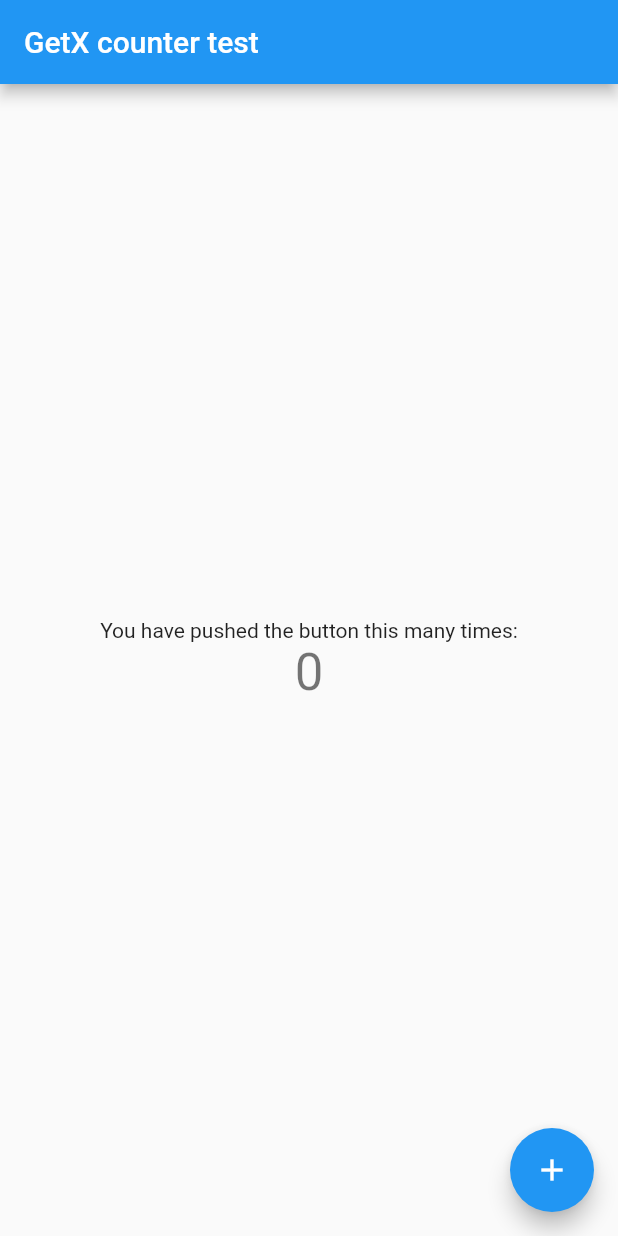
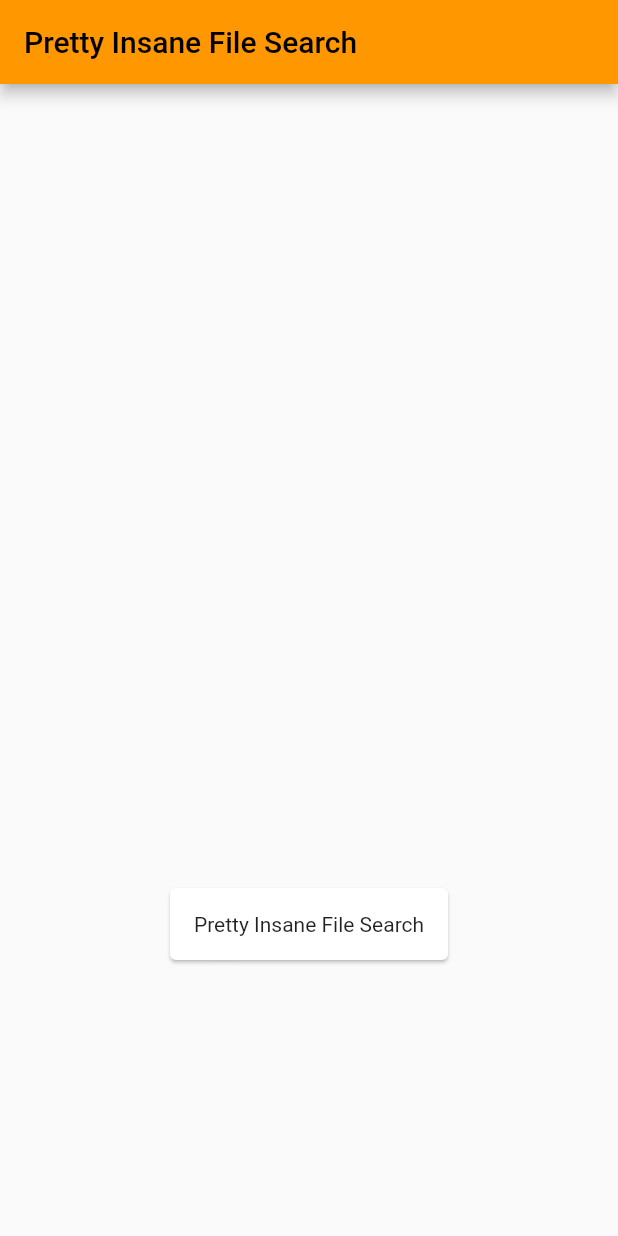
Before and after one commit to untitled-pit-group/spaniel, a Flutter app: the screen it shows after launch, on a phone screen of 412 x 824 dp. Run offline on Flutter 3.47's test engine with Material 2 defaults, Android fonts, the phone set to English and light mode, and no system bars; our stand-ins replace get.

Commit message:
chore: added various flavors of boilerplate

```diff
--- /dev/null
+++ b/lib/l10n/l10n.dart
@@ -0,0 +1,34 @@
+import 'package:get/get.dart';
+
+// Example for parameters
+/*
+Map<String, Map<String, String>> get keys => {
+    'en_US': {
+        'logged_in': 'logged in as @name with email @email',
+    },
+    'es_ES': {
+       'logged_in': 'iniciado sesión como @name con e-mail @email',
+    }
+};
+
+Text('logged_in'.trParams({
+  'name': 'Jhon',
+  'email': 'jhon@example.com'
+  }));
+*/
+
+/// The GetX localizations package is pretty shit, but should be sufficient
+/// for our needs. Maybe someone has made a codegen solution so do you don't have
+/// to hardcode the keys.
+class PifsLocalization extends Translations {
+  @override
+  Map<String, Map<String, String>> get keys => {
+    'lv_LV': {
+      'home_title': 'Diezgan neprātīga failu meklēšana',
+    },
+    'en_US': {
+      'app_title': 'Pretty Insane File Search',
+      'home_title': 'Pretty Insane File Search',
+    },
+  };
+}
--- a/lib/main.dart
+++ b/lib/main.dart
@@ -1,5 +1,7 @@
 import 'package:flutter/material.dart';
 import 'package:get/get.dart';
+import 'package:spaniel/l10n/l10n.dart';
+import 'package:spaniel/spaniel/screens/home.dart';
 
 void main() {
   runApp(const SpanielApp());
@@ -12,54 +14,13 @@
   @override
   Widget build(BuildContext context) {
     return GetMaterialApp(
-      title: 'Spaniel',
+      title: "app_title".tr,
       theme: ThemeData(
-        primarySwatch: Colors.blue,
+        primarySwatch: Colors.orange,
       ),
-      home: const HomeView(),
+      locale: Get.deviceLocale,
+      translations: PifsLocalization(),
+      home: const SPHome(),
     );
   }
 }
-
-class CounterController extends GetxController {
-  var count = 0.obs;
-  void increment() => count++;
-}
-
-class HomeView extends StatelessWidget {
-  const HomeView({Key? key}) : super(key: key);
-
-  @override
-  Widget build(BuildContext context) {
-    // Some weird GetX magic that injects the controller inside this context
-    final counterController = Get.put(CounterController());
-
-    return Scaffold(
-      appBar: AppBar(
-        title: const Text("GetX counter test"),
-      ),
-      body: Center(
-        child: Column(
-          mainAxisAlignment: MainAxisAlignment.center,
-          children: <Widget>[
-            const Text(
-              'You have pushed the button this many times:',
-            ),
-            // How the fuck does GetX know to rebuild only when the counter changes
-            // and not just any observable? Does it even manage that? It should...
-            Obx(() => Text(
-                "${counterController.count}",
-                style: Theme.of(context).textTheme.headline4,
-              ),
-            ),
-          ],
-        ),
-      ),
-      floatingActionButton: FloatingActionButton(
-        onPressed: counterController.increment,
-        tooltip: 'Increment',
-        child: const Icon(Icons.add),
-      ),
-    );
-  }
-}
--- /dev/null
+++ b/lib/pifs/api.dart
@@ -0,0 +1,4 @@
+/// Interface for PIFS API clients.
+abstract class PifsApi {
+
+}
--- /dev/null
+++ b/lib/spaniel/screens/home.dart
@@ -0,0 +1,34 @@
+import 'package:flutter/material.dart';
+import 'package:get/get.dart';
+
+class SPHome extends StatelessWidget {
+  const SPHome({Key? key}) : super(key: key);
+
+  Widget _getContents(BuildContext context) {
+    return Center(
+      heightFactor: 20,
+      child: Card(
+        child: Padding(
+          padding: const EdgeInsets.all(16.0),
+          child: Text("home_title".tr),
+        )
+      ),
+    );
+  }
+
+  Widget _getBody(BuildContext context) {
+    return SingleChildScrollView(
+      child: _getContents(context)
+    );
+  }
+
+  @override
+  Widget build(BuildContext context) {
+    return Scaffold(
+      appBar: AppBar(
+        title: Text("home_title".tr)
+      ),
+      body: _getBody(context)
+    );
+  }
+}
```
Also changed, not shown: 1 other file.
